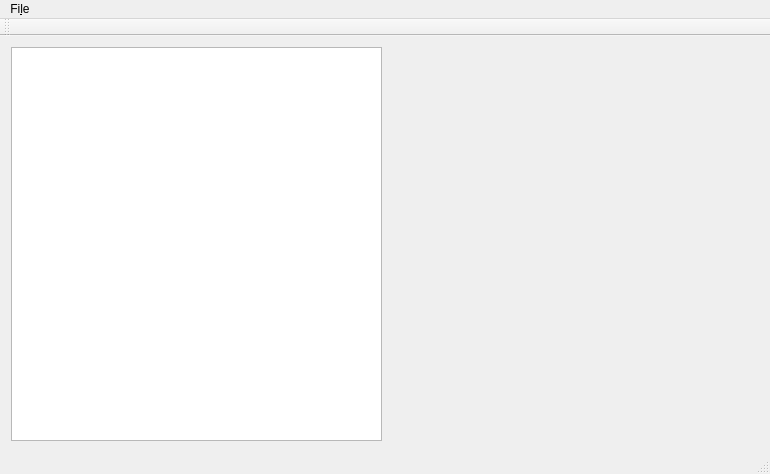
First picture: the form in 3DNMMViewerDB/mainwindow.ui, repository copyme/NeighborhoodMotionMapsTools, before the edit.
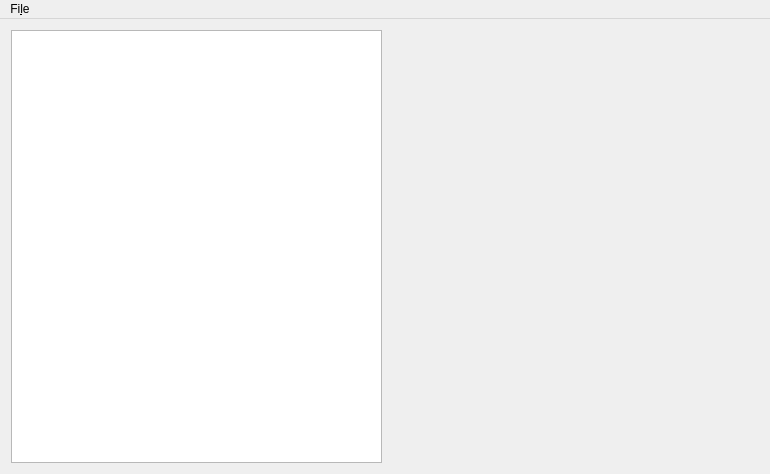
Second picture: the form after the edit. Custom widgets are drawn as their Qt base class.

Patch:
```diff
--- a/3DNMMViewerDB/mainwindow.ui
+++ b/3DNMMViewerDB/mainwindow.ui
@@ -66,15 +66,6 @@
    </widget>
    <addaction name="menuFile"/>
   </widget>
-  <widget class="QToolBar" name="mainToolBar">
-   <attribute name="toolBarArea">
-    <enum>TopToolBarArea</enum>
-   </attribute>
-   <attribute name="toolBarBreak">
-    <bool>false</bool>
-   </attribute>
-  </widget>
-  <widget class="QStatusBar" name="statusBar"/>
   <action name="actionOpen">
    <property name="text">
     <string>&amp;Open</string>
```
